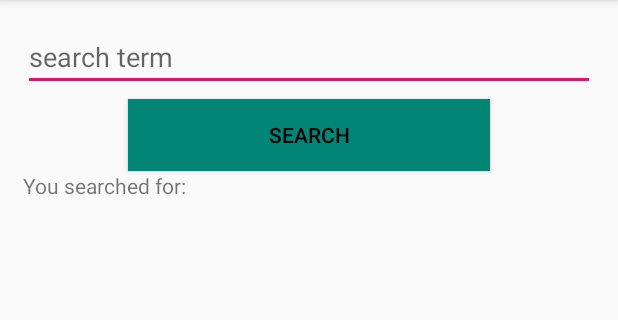
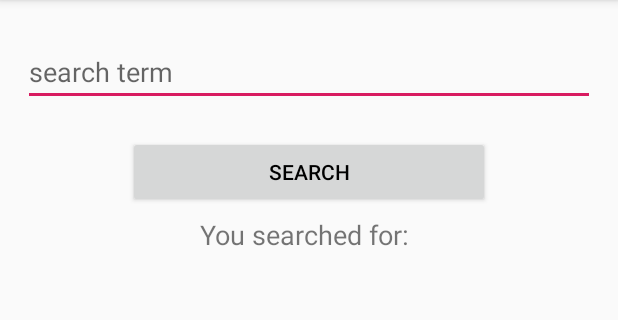
Before and after one commit to illiaZadorozhnyi/android-iTunesSearchApp, an Android app: the screen it shows after launch (MainActivity), after a tap on "SEARCH", on a phone screen of 412 x 824 dp, the part 84-404 px from its top. Run offline under Robolectric (Android 15) with nearby library versions, the phone set to English and light mode, and no system bars; 2 statements that could not run were skipped.

Commit message:
* search api call initial implementation * separated api related lines into a separate method * added required params and setup Retrofit * miron details changed for UI

```diff
--- a/app/src/main/AndroidManifest.xml
+++ b/app/src/main/AndroidManifest.xml
@@ -1,6 +1,8 @@
 <?xml version="1.0" encoding="utf-8"?>
 <manifest xmlns:android="http://schemas.android.com/apk/res/android"
     package="com.example.itunessearchapp">
+
+    <uses-permission android:name="android.permission.INTERNET" />
 
     <application
         android:allowBackup="true"
--- /dev/null
+++ b/app/src/main/java/com/example/itunessearchapp/ITunesSearchApi.java
@@ -0,0 +1,18 @@
+package com.example.itunessearchapp;
+
+import java.util.List;
+
+import retrofit2.Call;
+import retrofit2.http.GET;
+import retrofit2.http.Query;
+
+public interface ITunesSearchApi {
+
+    @GET("search")
+    Call<List<Search>> getSearchResult(
+            @Query("term") String movieName,
+            @Query("country") String country,
+            @Query("media") String mediaType
+    );
+
+}
--- a/app/src/main/java/com/example/itunessearchapp/MainActivity.java
+++ b/app/src/main/java/com/example/itunessearchapp/MainActivity.java
@@ -7,20 +7,34 @@ import android.widget.Button;
 import android.widget.EditText;
 import android.widget.TextView;
 
+import java.util.List;
+
+import retrofit2.Call;
+import retrofit2.Callback;
+import retrofit2.Response;
+import retrofit2.Retrofit;
+import retrofit2.converter.gson.GsonConverterFactory;
+
 public class MainActivity extends AppCompatActivity {
+
+    ITunesSearchApi iTunesSearchApi;
+    final TextView resultText = findViewById(R.id.response_text_view);
+
 
     @Override
     protected void onCreate(Bundle savedInstanceState) {
         super.onCreate(savedInstanceState);
         setContentView(R.layout.activity_main);
         init();
+
+
     }
 
     private void init() {
 
-        final EditText searchInput = findViewById(R.id.searchInput);
-        Button searchButton = findViewById(R.id.searchButton);
-        final TextView resultText = findViewById(R.id.resultTextView);
+        final EditText searchInput = findViewById(R.id.search_input);
+        Button searchButton = findViewById(R.id.search_button);
+        final TextView requestText = findViewById(R.id.request_text_view);
 
         searchButton.setOnClickListener(new View.OnClickListener() {
             @Override
@@ -28,12 +42,53 @@ public class MainActivity extends AppCompatActivity {
                 String capturedMovie = searchInput.getText().toString();
                 new Search(capturedMovie);
                 String resultToDisplay = "You searched for: " + capturedMovie;
-                resultText.setText(resultToDisplay);
+                requestText.setText(resultToDisplay);
 
+                Retrofit retrofit = new Retrofit.Builder()
+                        .baseUrl("https://itunes.apple.com/")
+                        .addConverterFactory(GsonConverterFactory.create())
+                        .build();
+
+                iTunesSearchApi = retrofit.create(ITunesSearchApi.class);
+                retrieveSearchResults(capturedMovie);
             }
         });
 
     }
 
+    private void retrieveSearchResults(String searchTerm) {
+
+        Call<List<Search>> call = iTunesSearchApi.getSearchResult(searchTerm, "us", "movie");
+
+        call.enqueue(new Callback<List<Search>>() {
+            @Override
+            public void onResponse(Call<List<Search>> call, Response<List<Search>> response) {
+                if(!response.isSuccessful()){
+                    resultText.setText("Response code: " + response.code() + "\n");
+                    return;
+                }
+
+                List<Search> searchResults = response.body();
+
+                StringBuilder output = new StringBuilder();
+                for(Search result : searchResults){
+                    output.append("Artist Name " + result.getArtistName() + "\n");
+                    output.append("Movie name " + result.getMovieName() + "\n");
+                    output.append("Genre " + result.getPrimaryGenreName() + "\n");
+                    output.append("Advisory rating " + result.getContentAdvisoryRating() + "\n");
+                    output.append("Rental price " + result.getTrackRentalPrice() + "\n");
+                    output.append("Buy price " + result.getTrackPrice() + "\n");
+                    output.append("\n\n");
+                    resultText.append(output.toString());
+                }
+            }
+
+            @Override
+            public void onFailure(Call<List<Search>> call, Throwable t) {
+                resultText.setText(t.getMessage());
+            }
+        });
+    }
+
 
 }
--- a/app/src/main/res/layout/activity_main.xml
+++ b/app/src/main/res/layout/activity_main.xml
@@ -1,35 +1,52 @@
 <?xml version="1.0" encoding="utf-8"?>
-<LinearLayout android:orientation="vertical" xmlns:android="http://schemas.android.com/apk/res/android"
-    xmlns:app="http://schemas.android.com/apk/res-auto"
+<LinearLayout xmlns:android="http://schemas.android.com/apk/res/android"
     xmlns:tools="http://schemas.android.com/tools"
     android:layout_width="match_parent"
     android:layout_height="match_parent"
-    tools:context=".MainActivity"
-    android:padding="15dp">
+    android:orientation="vertical"
+    android:padding="15dp"
+    tools:context=".MainActivity">
 
 
     <EditText
-        android:id="@+id/searchInput"
+        android:id="@+id/search_input"
         android:layout_width="match_parent"
         android:layout_height="wrap_content"
-        android:hint="search term" />
+        android:hint="search term"
+        android:layout_marginTop="10dp"/>
 
     <Button
-        android:id="@+id/searchButton"
+        android:id="@+id/search_button"
         android:layout_width="match_parent"
         android:layout_height="wrap_content"
-        android:layout_marginTop="5dp"
+        android:layout_marginStart="70dp"
+        android:layout_marginTop="20dp"
+        android:layout_marginEnd="70dp"
         android:text="Search"
-        android:layout_marginStart="70dp"
-        android:layout_marginEnd="70dp"
-        android:textColor="@color/black"
-        android:background="@color/colorPrimary"
-        />
+        android:textColor="@color/black" />
 
     <TextView
-        android:id="@+id/resultTextView"
+        android:id="@+id/request_text_view"
         android:layout_width="379dp"
         android:layout_height="wrap_content"
-        android:text=""/>
+        android:text=""
+        android:paddingBottom="5dp"
+        android:paddingTop="5dp"
+        android:textAlignment="center"
+        android:textSize="18sp" />
+
+    <android.support.v4.widget.NestedScrollView
+        android:layout_width="wrap_content"
+        android:layout_height="wrap_content">
+
+        <TextView
+            android:id="@+id/response_text_view"
+            android:layout_width="379dp"
+            android:layout_height="wrap_content"
+            android:text=""
+            android:paddingBottom="5dp"
+            android:paddingTop="5dp"
+            android:textSize="18sp" />
+    </android.support.v4.widget.NestedScrollView>
 
 </LinearLayout>
```
